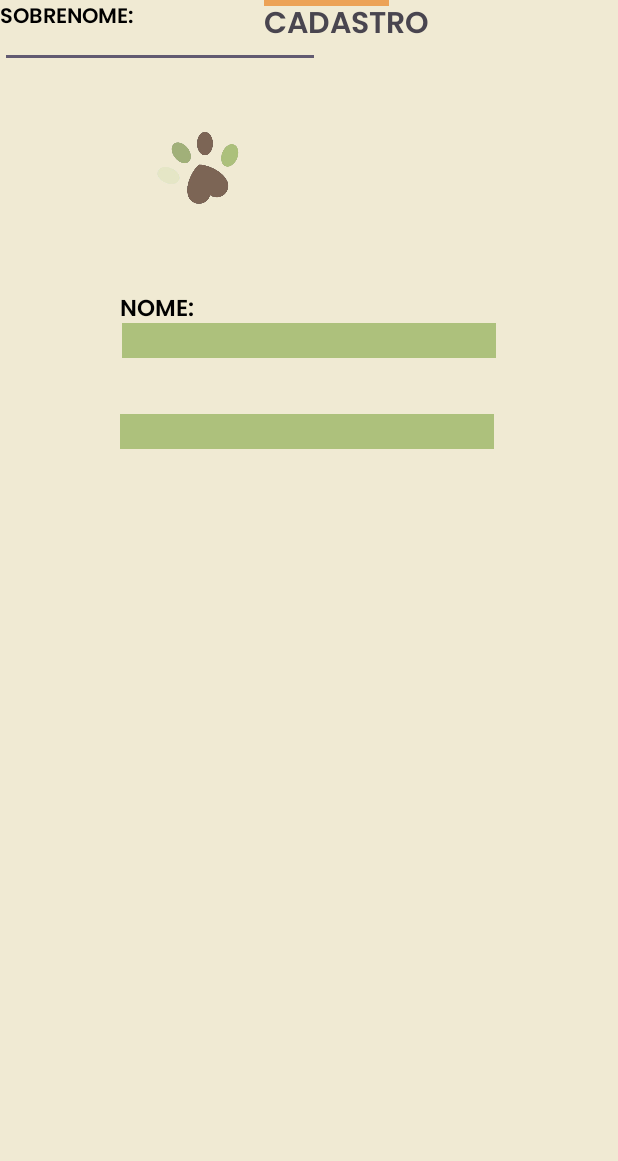
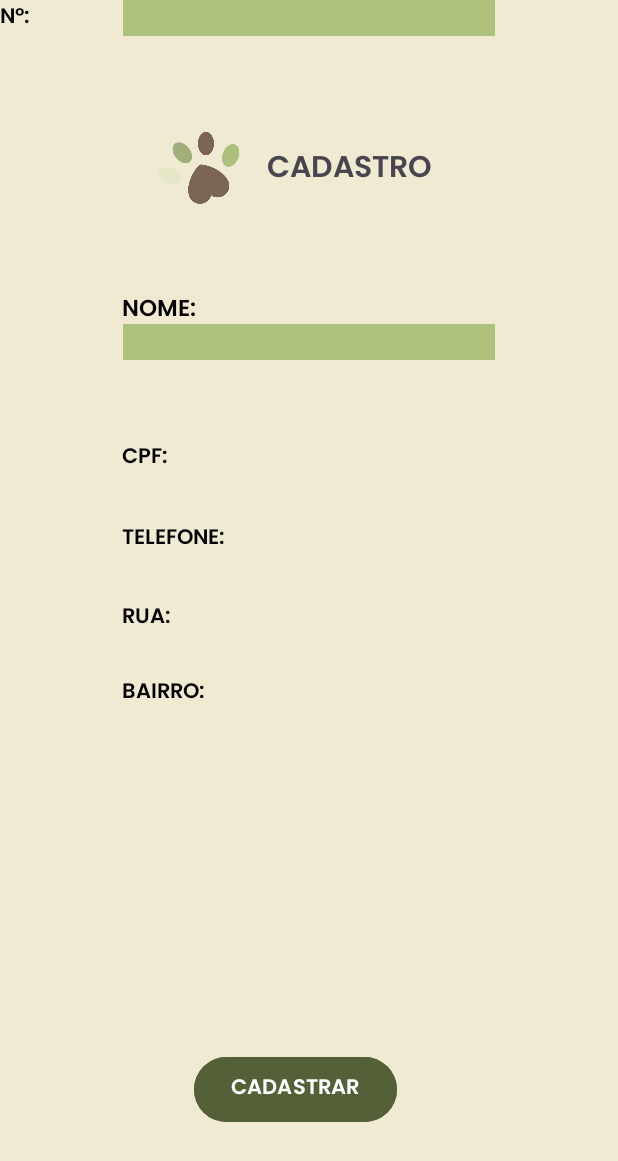
Before and after one commit to fabrirx/ePet, an Android app: the telaCadastro screen opened directly, with no data from a screen before it, on a phone screen of 412 x 824 dp. Shown: the top 1161 px of the screen. Run offline under Robolectric (Android 15) with nearby library versions, the phone set to English and light mode, and no system bars.

Commit message:
fiz alterações na tela de cadastro.

```diff
--- a/app/src/main/res/layout/activity_main.xml
+++ b/app/src/main/res/layout/activity_main.xml
@@ -116,18 +116,6 @@
         app:layout_constraintTop_toBottomOf="@+id/textoLogin"
         app:layout_constraintVertical_bias="1.0" />
 
-    <TextView
-        android:id="@+id/textoCadastre"
-        android:layout_width="wrap_content"
-        android:layout_height="wrap_content"
-        android:layout_marginStart="60dp"
-        android:layout_marginBottom="72dp"
-        android:fontFamily="@font/poppins_semibold"
-        android:text="ㅤCadastre-se!"
-        android:textColor="#ECA256"
-        app:layout_constraintBottom_toBottomOf="parent"
-        app:layout_constraintStart_toEndOf="@+id/textoPossui" />
-
     <ImageButton
         android:id="@+id/imgbDenun"
         android:layout_width="57dp"
@@ -181,13 +169,31 @@
 
     <Button
         android:id="@+id/bt_cadastro"
-        android:layout_width="81dp"
-        android:layout_height="21dp"
-        android:layout_marginStart="-80dp"
+        android:layout_width="145dp"
+        android:layout_height="34dp"
+        android:layout_marginStart="-10dp"
+        android:layout_marginEnd="20dp"
+        android:layout_marginBottom="-5dp"
         android:background="@android:color/transparent"
-        app:layout_constraintBottom_toBottomOf="@+id/textoCadastre"
-        app:layout_constraintStart_toEndOf="@+id/textoCadastre"
-        app:layout_constraintTop_toTopOf="@+id/textoCadastre"
+        app:layout_constraintBottom_toBottomOf="@+id/textoPossui"
+        app:layout_constraintEnd_toEndOf="parent"
+        app:layout_constraintHorizontal_bias="0.0"
+        app:layout_constraintStart_toEndOf="@+id/textoPossui"
+        app:layout_constraintTop_toTopOf="@+id/textoLogin"
+        app:layout_constraintVertical_bias="1.0" />
+
+    <TextView
+        android:id="@+id/textoCadastre"
+        android:layout_width="117dp"
+        android:layout_height="29dp"
+        android:fontFamily="@font/poppins_semibold"
+        android:text="ㅤCadastre-se!"
+        android:textColor="#ECA256"
+        app:layout_constraintBottom_toBottomOf="@+id/bt_cadastro"
+        app:layout_constraintEnd_toEndOf="@+id/bt_cadastro"
+        app:layout_constraintHorizontal_bias="0.0"
+        app:layout_constraintStart_toStartOf="@+id/bt_cadastro"
+        app:layout_constraintTop_toTopOf="@+id/bt_cadastro"
         app:layout_constraintVertical_bias="1.0" />
 
 </androidx.constraintlayout.widget.ConstraintLayout>
--- a/app/src/main/res/layout/activity_tela_cadastro.xml
+++ b/app/src/main/res/layout/activity_tela_cadastro.xml
@@ -11,18 +11,20 @@
         android:id="@+id/txtCadastro"
         android:layout_width="wrap_content"
         android:layout_height="wrap_content"
+        android:layout_marginTop="96dp"
+        android:layout_marginEnd="123dp"
         android:fontFamily="@font/poppins_semibold"
         android:text="CADASTRO"
         android:textSize="20sp"
+        app:layout_constraintEnd_toEndOf="parent"
         app:layout_constraintStart_toEndOf="@+id/imgPata"
-        tools:layout_editor_absoluteY="96dp" />
+        app:layout_constraintTop_toTopOf="parent" />
 
     <ImageView
         android:id="@+id/imgRetaL"
         android:layout_width="83dp"
         android:layout_height="4dp"
-        android:layout_marginStart="88dp"
-        app:layout_constraintStart_toStartOf="@+id/imgPata"
+        app:layout_constraintStart_toEndOf="@+id/imgPata"
         app:srcCompat="@drawable/retangulolaranja"
         tools:layout_editor_absoluteY="126dp" />
 
@@ -32,6 +34,9 @@
         android:layout_height="75dp"
         android:layout_marginStart="88dp"
         android:layout_marginTop="75dp"
+        android:layout_marginBottom="43dp"
+        app:layout_constraintBottom_toTopOf="@+id/txtNome"
+        app:layout_constraintEnd_toStartOf="@+id/txtCadastro"
         app:layout_constraintStart_toStartOf="parent"
         app:layout_constraintTop_toTopOf="parent"
         app:srcCompat="@drawable/epet" />
@@ -40,7 +45,7 @@
         android:id="@+id/txtNome"
         android:layout_width="wrap_content"
         android:layout_height="wrap_content"
-        android:layout_marginStart="80dp"
+        android:layout_marginStart="81dp"
         android:layout_marginTop="193dp"
         android:fontFamily="@font/poppins_semibold"
         android:text="NOME:"
@@ -49,46 +54,169 @@
         app:layout_constraintStart_toStartOf="parent"
         app:layout_constraintTop_toTopOf="parent" />
 
-    <ImageView
-        android:id="@+id/img1"
-        android:layout_width="249dp"
-        android:layout_height="23dp"
-        android:layout_marginTop="215dp"
-        app:layout_constraintEnd_toEndOf="parent"
-        app:layout_constraintStart_toStartOf="parent"
-        app:layout_constraintTop_toTopOf="parent"
-        app:srcCompat="@drawable/retaverde" />
-
-    <ImageView
-        android:id="@+id/img2"
-        android:layout_width="249dp"
-        android:layout_height="23dp"
-        android:layout_marginTop="276dp"
-        app:layout_constraintEnd_toEndOf="parent"
-        app:layout_constraintHorizontal_bias="0.493"
-        app:layout_constraintStart_toStartOf="parent"
-        app:layout_constraintTop_toTopOf="parent"
-        app:srcCompat="@drawable/retaverde" />
-
     <TextView
         android:id="@+id/txtSobrenome"
         android:layout_width="wrap_content"
         android:layout_height="wrap_content"
+        android:layout_marginStart="81dp"
         android:fontFamily="@font/poppins_semibold"
         android:text="SOBRENOME:"
         android:textColor="#000000"
-        tools:layout_editor_absoluteX="80dp"
-        tools:layout_editor_absoluteY="257dp" />
+        app:layout_constraintStart_toStartOf="parent"
+        tools:layout_editor_absoluteY="244dp" />
+
+    <TextView
+        android:id="@+id/txtCpf"
+        android:layout_width="wrap_content"
+        android:layout_height="wrap_content"
+        android:layout_marginStart="81dp"
+        android:layout_marginTop="293dp"
+        android:fontFamily="@font/poppins_semibold"
+        android:text="CPF:"
+        android:textColor="#000000"
+        app:layout_constraintStart_toStartOf="parent"
+        app:layout_constraintTop_toTopOf="parent" />
+
+    <TextView
+        android:id="@+id/txtTelefone"
+        android:layout_width="wrap_content"
+        android:layout_height="wrap_content"
+        android:layout_marginStart="81dp"
+        android:layout_marginTop="347dp"
+        android:fontFamily="@font/poppins_semibold"
+        android:text="TELEFONE:"
+        android:textColor="#000000"
+        android:textColorHint="#000000"
+        app:layout_constraintStart_toStartOf="parent"
+        app:layout_constraintTop_toTopOf="parent" />
+
+    <TextView
+        android:id="@+id/txtRua"
+        android:layout_width="wrap_content"
+        android:layout_height="wrap_content"
+        android:layout_marginStart="81dp"
+        android:layout_marginTop="400dp"
+        android:fontFamily="@font/poppins_semibold"
+        android:text="RUA:"
+        android:textColor="#000000"
+        android:textColorHint="#000000"
+        app:layout_constraintStart_toStartOf="parent"
+        app:layout_constraintTop_toTopOf="parent" />
+
+    <TextView
+        android:id="@+id/txtBairro"
+        android:layout_width="wrap_content"
+        android:layout_height="wrap_content"
+        android:layout_marginStart="81dp"
+        android:layout_marginTop="450dp"
+        android:fontFamily="@font/poppins_semibold"
+        android:text="BAIRRO:"
+        android:textColor="#000000"
+        android:textColorHint="#000000"
+        app:layout_constraintStart_toStartOf="parent"
+        app:layout_constraintTop_toTopOf="parent" />
 
     <EditText
-        android:id="@+id/editTextText"
-        style="@null"
+        android:id="@+id/editTextCpf"
+        android:layout_width="248dp"
+        android:layout_height="24dp"
+        android:layout_marginEnd="82dp"
+        android:background="#ADC17C"
+        android:backgroundTint="#ADC17C"
+        android:ems="10"
+        android:inputType="text"
+        app:layout_constraintEnd_toEndOf="parent"
+        tools:layout_editor_absoluteY="313dp" />
+
+    <EditText
+        android:id="@+id/editTextFone"
+        android:layout_width="248dp"
+        android:layout_height="24dp"
+        android:layout_marginStart="81dp"
+        android:layout_marginEnd="82dp"
+        android:background="#ADC17C"
+        android:ems="10"
+        android:inputType="phone"
+        app:layout_constraintEnd_toEndOf="parent"
+        app:layout_constraintStart_toStartOf="parent"
+        tools:layout_editor_absoluteY="367dp" />
+
+    <EditText
+        android:id="@+id/editTextRua"
+        android:layout_width="248dp"
+        android:layout_height="24dp"
+        android:layout_marginStart="81dp"
+        android:layout_marginEnd="82dp"
+        android:background="#ADC17C"
+        android:ems="10"
+        android:inputType="text"
+        app:layout_constraintEnd_toEndOf="parent"
+        app:layout_constraintStart_toStartOf="parent"
+        tools:layout_editor_absoluteY="420dp" />
+
+    <EditText
+        android:id="@+id/editTextBairro"
+        android:layout_width="248dp"
+        android:layout_height="24dp"
+        android:layout_marginStart="81dp"
+        android:layout_marginEnd="82dp"
+        android:background="#ADC17C"
+        android:ems="10"
+        android:inputType="text"
+        app:layout_constraintEnd_toEndOf="parent"
+        app:layout_constraintStart_toStartOf="parent"
+        tools:layout_editor_absoluteY="471dp" />
+
+    <EditText
+        android:id="@+id/editTextSobrenome"
+        android:layout_width="248dp"
+        android:layout_height="24dp"
+        android:layout_marginStart="81dp"
+        android:layout_marginEnd="82dp"
+        android:background="#ADC17C"
+        android:ems="10"
+        android:inputType="text"
+        app:layout_constraintEnd_toEndOf="parent"
+        app:layout_constraintStart_toStartOf="parent"
+        tools:layout_editor_absoluteY="264dp" />
+
+    <EditText
+        android:id="@+id/editTextNome"
+        android:layout_width="248dp"
+        android:layout_height="24dp"
+        android:layout_marginStart="81dp"
+        android:layout_marginTop="216dp"
+        android:layout_marginEnd="82dp"
+        android:background="#ADC17C"
+        android:ems="10"
+        android:inputType="text"
+        app:layout_constraintEnd_toEndOf="parent"
+        app:layout_constraintStart_toStartOf="parent"
+        app:layout_constraintTop_toTopOf="parent" />
+
+    <Button
+        android:id="@+id/btCadastrar"
+        android:layout_width="135dp"
+        android:layout_height="51dp"
+        android:layout_marginStart="125dp"
+        android:layout_marginEnd="125dp"
+        android:layout_marginBottom="72dp"
+        android:backgroundTint="#536038"
+        android:fontFamily="@font/poppins_semibold"
+        android:text="CADASTRAR"
+        app:layout_constraintBottom_toBottomOf="parent"
+        app:layout_constraintEnd_toEndOf="parent"
+        app:layout_constraintHorizontal_bias="0.153"
+        app:layout_constraintStart_toStartOf="parent" />
+
+    <TextView
+        android:id="@+id/txtNumero"
         android:layout_width="wrap_content"
         android:layout_height="wrap_content"
-        android:ems="10"
-        android:inputType="text"
-        android:text="@null"
-        tools:layout_editor_absoluteX="88dp"
-        tools:layout_editor_absoluteY="454dp" />
+        android:fontFamily="@font/poppins_semibold"
+        android:text="Nº:"
+        android:textColor="#000000"
+        tools:layout_editor_absoluteX="82dp"
+        tools:layout_editor_absoluteY="504dp" />
 
 </androidx.constraintlayout.widget.ConstraintLayout>
```
